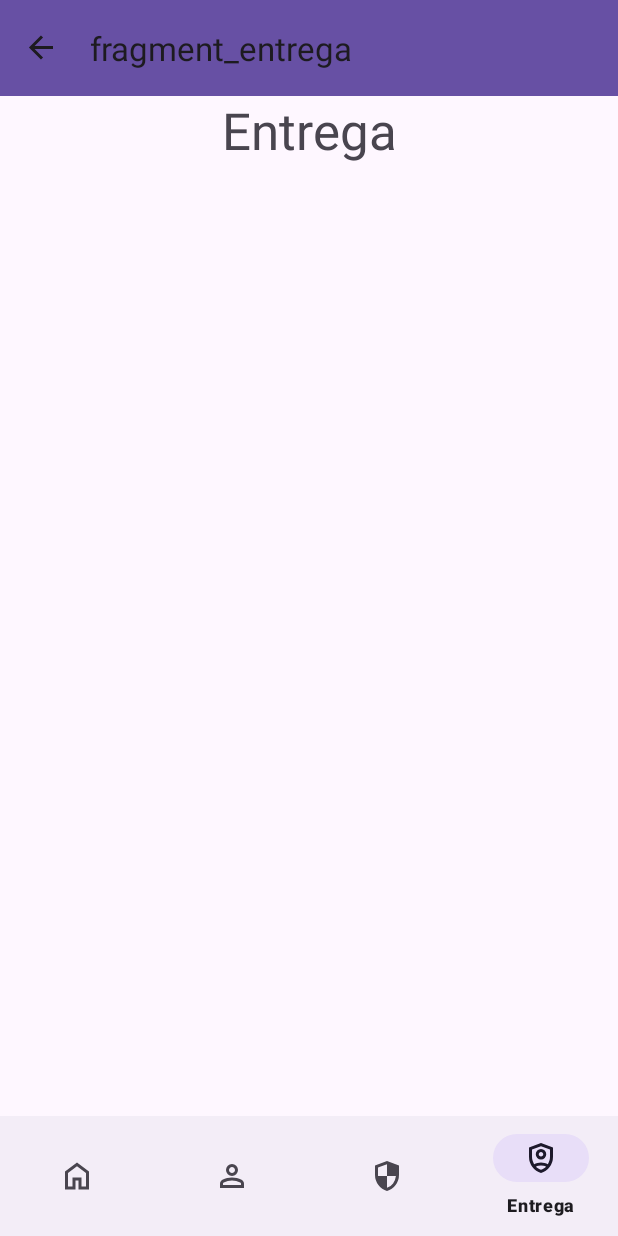
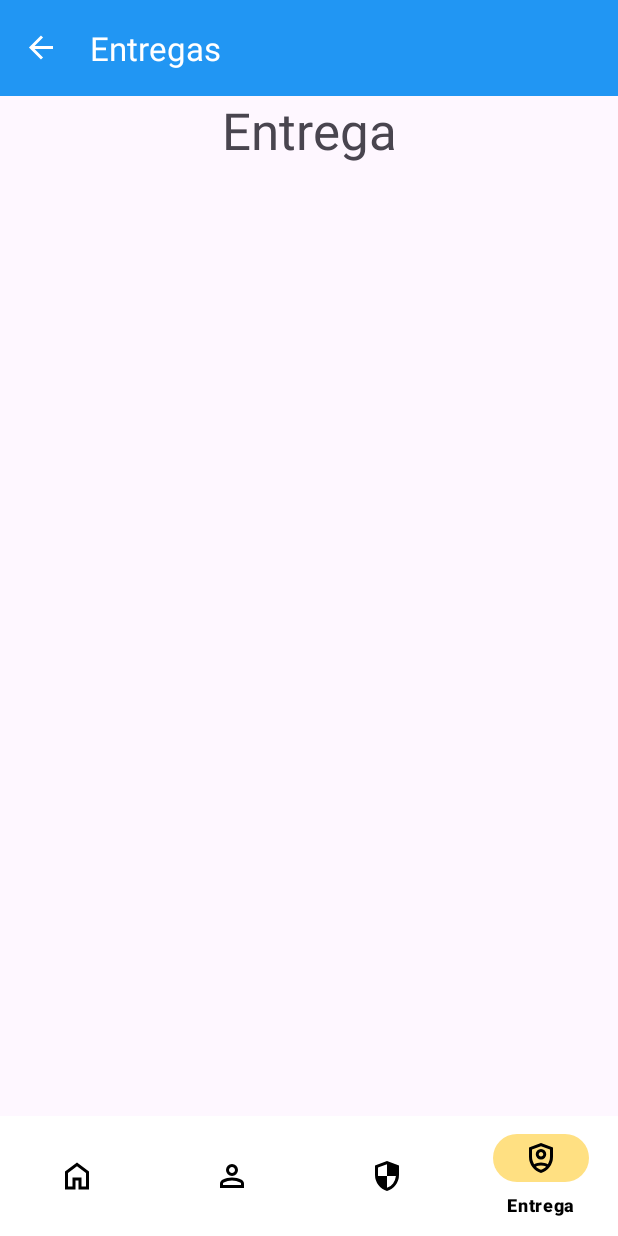
Before and after one commit to lukninja97/SafeGuardPro, an Android app: the screen it shows after launch (MainActivity), item 4 of the bottom bar chosen, on a phone screen of 412 x 824 dp. Run offline under Robolectric (Android 15) with nearby library versions, the phone set to English and light mode, and no system bars; our stand-ins replace navigation-ui.

Commit message:
Configurar as cores principais do aplicativo.

```diff
--- a/app/src/main/res/layout/activity_main.xml
+++ b/app/src/main/res/layout/activity_main.xml
@@ -10,9 +10,6 @@
         android:id="@+id/toolbar"
         android:layout_width="match_parent"
         android:layout_height="wrap_content"
-        android:background="?attr/colorPrimary"
-        android:minHeight="?attr/actionBarSize"
-        android:theme="?attr/actionBarTheme"
         app:layout_constraintTop_toTopOf="parent"
         tools:layout_editor_absoluteX="1dp" />
 
@@ -31,6 +28,8 @@
         android:layout_width="match_parent"
         android:layout_height="wrap_content"
         app:layout_constraintBottom_toBottomOf="parent"
+        app:itemTextColor="@color/black"
+        app:itemIconTint="@color/black"
         app:menu="@menu/bottom_menu" />
 
 </androidx.constraintlayout.widget.ConstraintLayout>
--- a/app/src/main/res/layout/fragment_epis.xml
+++ b/app/src/main/res/layout/fragment_epis.xml
@@ -3,6 +3,7 @@
     xmlns:tools="http://schemas.android.com/tools"
     android:layout_width="match_parent"
     android:layout_height="match_parent"
+    xmlns:app="http://schemas.android.com/apk/res-auto"
     tools:context=".view.EpisFragment">
 
     <TextView
@@ -12,4 +13,23 @@
         android:textAlignment="center"
         android:textAppearance="@style/TextAppearance.AppCompat.Display1" />
 
+
+<!--    <com.google.android.material.textfield.TextInputLayout-->
+<!--        android:layout_width="match_parent"-->
+<!--        android:layout_height="wrap_content"-->
+<!--        app:layout_constraintTop_toTopOf="parent"-->
+<!--        android:layout_marginTop="100dp"-->
+<!--        android:layout_marginHorizontal="10dp"-->
+<!--        app:boxCornerRadiusBottomEnd="50dp"-->
+<!--        app:boxCornerRadiusBottomStart="50dp"-->
+<!--        app:boxCornerRadiusTopStart="50dp"-->
+<!--        app:boxCornerRadiusTopEnd="50dp"-->
+<!--        android:hint="Nome">-->
+<!--        <com.google.android.material.textfield.TextInputEditText-->
+<!--            android:layout_width="match_parent"-->
+<!--            android:layout_height="match_parent"-->
+<!--            android:inputType="numberPassword"-->
+<!--            />-->
+<!--    </com.google.android.material.textfield.TextInputLayout>-->
+
 </androidx.constraintlayout.widget.ConstraintLayout>
--- a/app/src/main/res/menu/bottom_menu.xml
+++ b/app/src/main/res/menu/bottom_menu.xml
@@ -3,17 +3,17 @@
 
     <item
         android:id="@+id/homeFragment"
-        android:icon="@drawable/home"
+        android:icon="@drawable/ic_home"
         android:title="Home" />
 
     <item
         android:id="@+id/funcionariosFragment"
-        android:icon="@drawable/user"
+        android:icon="@drawable/ic_user"
         android:title="Funcionários" />
 
     <item
         android:id="@+id/episFragment"
-        android:icon="@drawable/epi"
+        android:icon="@drawable/ic_epi"
         android:title="EPIs" />
 
     <item
--- a/app/src/main/res/navigation/mobile_navigation.xml
+++ b/app/src/main/res/navigation/mobile_navigation.xml
@@ -26,6 +26,6 @@
     <fragment
         android:id="@+id/entregaFragment"
         android:name="com.lukninja.safeguardpro.view.EntregaFragment"
-        android:label="fragment_entrega"
+        android:label="Entregas"
         tools:layout="@layout/fragment_entrega" />
 </navigation>
--- a/app/src/main/res/values/colors.xml
+++ b/app/src/main/res/values/colors.xml
@@ -1,5 +1,10 @@
 <?xml version="1.0" encoding="utf-8"?>
 <resources>
-    <color name="black">#FF000000</color>
-    <color name="white">#FFFFFFFF</color>
+    <color name="black">#000000</color>
+    <color name="white">#FFFFFF</color>
+    <color name="blue">#2196F3</color>
+    <color name="blueDark">#1976D2</color>
+    <color name="blueContaniner">#E3F3Fe</color>
+    <color name="yellow">#FFE082</color>
+    <color name="yellowContainer">#FFF174</color>
 </resources>
--- a/app/src/main/res/values/themes.xml
+++ b/app/src/main/res/values/themes.xml
@@ -1,8 +1,31 @@
-<resources xmlns:tools="http://schemas.android.com/tools">
-    <!-- Base application theme. -->
+<resources>
     <style name="Base.Theme.SafeGuardPro" parent="Theme.Material3.DayNight.NoActionBar">
-        <!-- Customize your light theme here. -->
-        <!-- <item name="colorPrimary">@color/my_light_primary</item> -->
+        <item name="colorPrimary">@color/blue</item>
+        <item name="colorPrimaryVariant">@color/blueDark</item>
+        <item name="colorSecondary">@color/yellow</item>
+
+        <item name="colorAccent">@color/blue</item>
+        <item name="colorSurface">@color/blue</item>
+        <item name="colorSurfaceContainer">@color/white</item>
+
+        <item name="colorOnPrimary">@color/white</item>
+        <item name="colorOnSecondary">@color/white</item>
+
+        <item name="colorSecondaryContainer">@color/yellow</item>
+
+        <item name="colorOnSurface">@color/white</item>
+        <item name="colorOnSurfaceVariant">@color/white</item>
+
+        <item name="colorOnBackground">@color/black</item>
+
+        <item name="android:statusBarColor">@color/blueDark</item>
+
+        <item name="toolbarStyle">@style/toolbar</item>
+    </style>
+
+    <style name="toolbar" parent="Widget.Material3.Toolbar.Surface">
+        <item name="colorOnSurface">@color/white</item>
+        <item name="colorOnSurfaceVariant">@color/white</item>
     </style>
 
     <style name="Theme.SafeGuardPro" parent="Base.Theme.SafeGuardPro" />
```
Also changed, not shown: app/src/main/res/drawable/ic_epi.xml (renamed from app/src/main/res/drawable/epi.xml), app/src/main/res/drawable/ic_home.xml (renamed from app/src/main/res/drawable/home.xml), app/src/main/res/drawable/ic_user.xml (renamed from app/src/main/res/drawable/user.xml).
